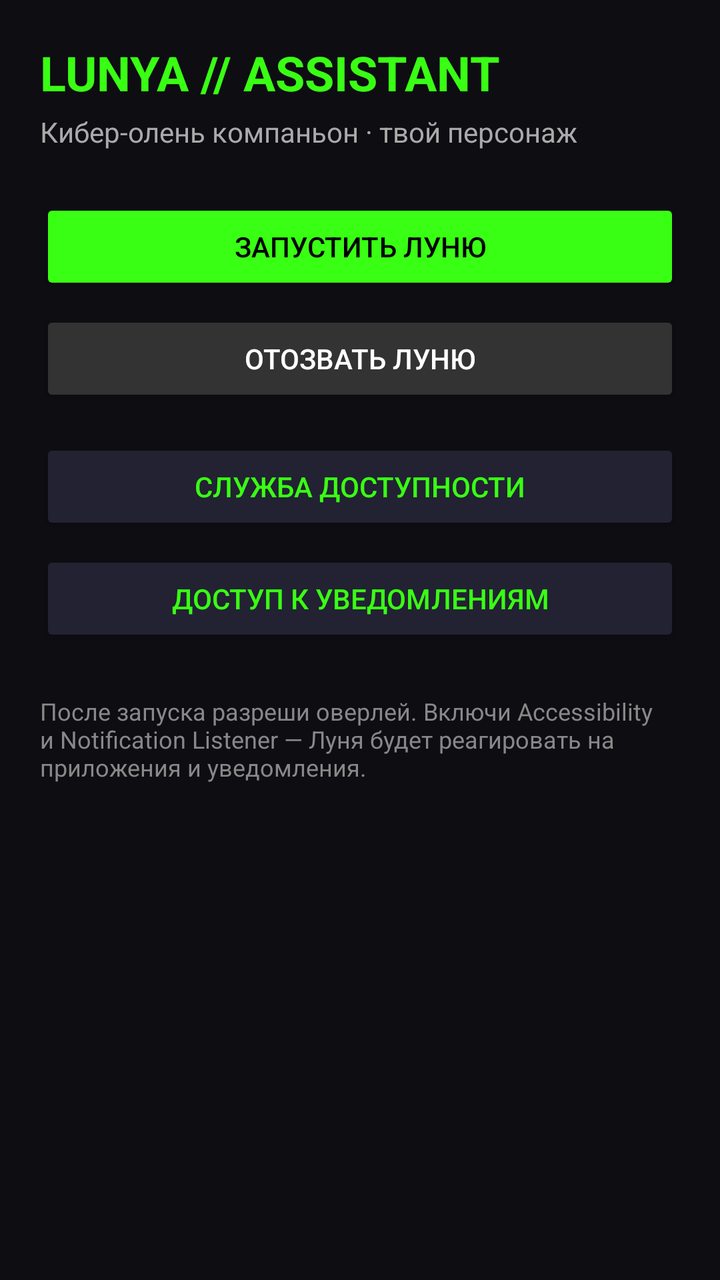
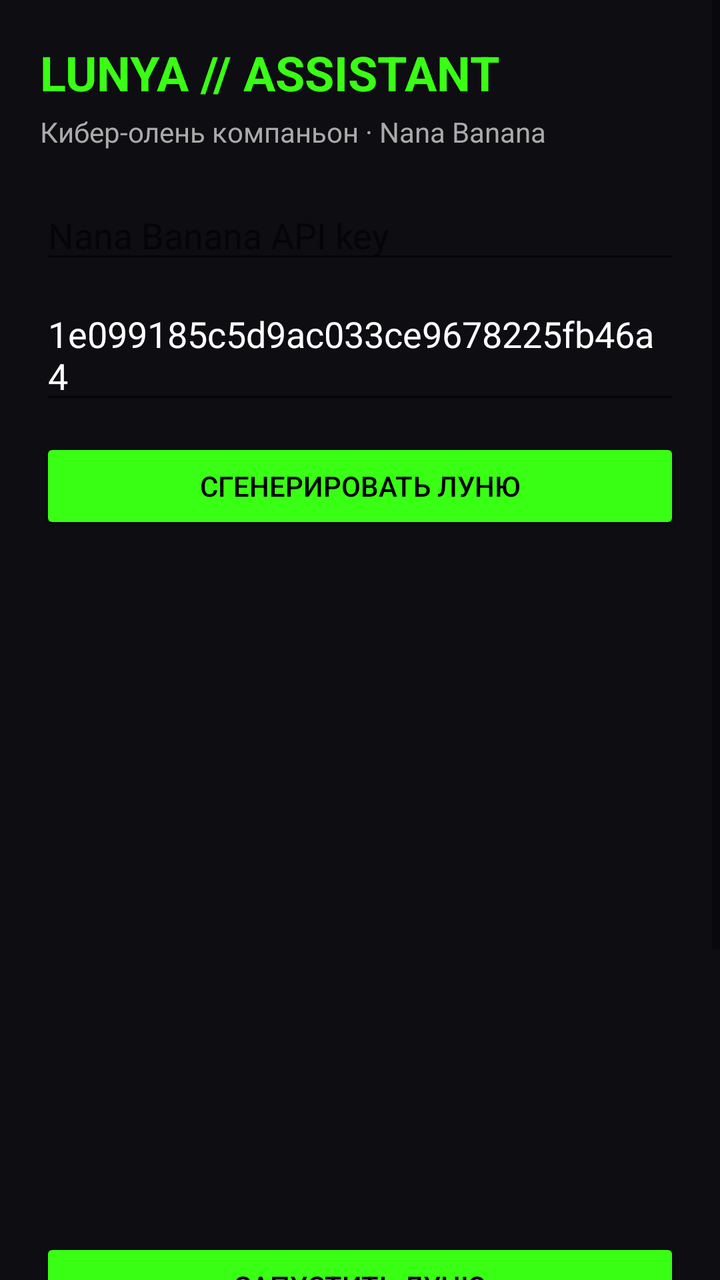

An Android layout rendered at two revisions. The XML below is the earlier revision; the diff shows what the commit changed to produce the second picture.
<!-- AndroidManifest.xml: activity theme Theme.LunyaAssistant -->
<!-- res/layout/activity_main.xml -->
<?xml version="1.0" encoding="utf-8"?>
<ScrollView xmlns:android="http://schemas.android.com/apk/res/android"
    android:layout_width="match_parent"
    android:layout_height="match_parent"
    android:background="#0D0D12"
    android:fillViewport="true">

    <LinearLayout
        android:layout_width="match_parent"
        android:layout_height="wrap_content"
        android:orientation="vertical"
        android:padding="20dp">

        <TextView
            android:layout_width="wrap_content"
            android:layout_height="wrap_content"
            android:text="LUNYA // ASSISTANT"
            android:textColor="#39FF14"
            android:textSize="24sp"
            android:textStyle="bold" />

        <TextView
            android:layout_width="wrap_content"
            android:layout_height="wrap_content"
            android:layout_marginTop="4dp"
            android:text="Кибер-олень компаньон · твой персонаж"
            android:textColor="#AAAAAA"
            android:textSize="14sp" />

        <Button
            android:id="@+id/btnStartLunya"
            android:layout_width="match_parent"
            android:layout_height="wrap_content"
            android:layout_marginTop="24dp"
            android:text="Запустить Луню"
            android:backgroundTint="#39FF14"
            android:textColor="#000000" />

        <Button
            android:id="@+id/btnStopLunya"
            android:layout_width="match_parent"
            android:layout_height="wrap_content"
            android:layout_marginTop="8dp"
            android:text="Отозвать Луню"
            android:backgroundTint="#333333"
            android:textColor="#FFFFFF" />

        <Button
            android:id="@+id/btnAccessibility"
            android:layout_width="match_parent"
            android:layout_height="wrap_content"
            android:layout_marginTop="16dp"
            android:text="Служба доступности"
            android:backgroundTint="#222233"
            android:textColor="#39FF14" />

        <Button
            android:id="@+id/btnNotificationAccess"
            android:layout_width="match_parent"
            android:layout_height="wrap_content"
            android:layout_marginTop="8dp"
            android:text="Доступ к уведомлениям"
            android:backgroundTint="#222233"
            android:textColor="#39FF14" />

        <TextView
            android:layout_width="match_parent"
            android:layout_height="wrap_content"
            android:layout_marginTop="24dp"
            android:text="После запуска разреши оверлей. Включи Accessibility и Notification Listener — Луня будет реагировать на приложения и уведомления."
            android:textColor="#888888"
            android:textSize="12sp" />
    </LinearLayout>
</ScrollView>
<!-- resources referenced by this layout -->
<resources>
  <style name="Theme.LunyaAssistant" parent="Theme.MaterialComponents.DayNight.NoActionBar">
          <item name="colorPrimary">@color/toxic_lime</item>
          <item name="colorPrimaryVariant">@color/toxic_lime_dark</item>
          <item name="colorOnPrimary">@color/matte_black</item>
          <item name="colorSecondary">@color/glitch_red</item>
          <item name="android:windowBackground">@color/matte_black</item>
          <item name="android:statusBarColor">@color/matte_black</item>
          <item name="android:navigationBarColor">@color/matte_black</item>
      </style>
  <color name="toxic_lime">#39FF14</color>
  <color name="toxic_lime_dark">#22AA08</color>
  <color name="matte_black">#0D0D11</color>
  <color name="glitch_red">#FF003F</color>
</resources>

<!-- the commit's change to res/layout/activity_main.xml (unified diff, before → after) -->
@@ -1,74 +1,16 @@
 <?xml version="1.0" encoding="utf-8"?>
-<ScrollView xmlns:android="http://schemas.android.com/apk/res/android"
-    android:layout_width="match_parent"
-    android:layout_height="match_parent"
-    android:background="#0D0D12"
-    android:fillViewport="true">
-
-    <LinearLayout
-        android:layout_width="match_parent"
-        android:layout_height="wrap_content"
-        android:orientation="vertical"
-        android:padding="20dp">
-
-        <TextView
-            android:layout_width="wrap_content"
-            android:layout_height="wrap_content"
-            android:text="LUNYA // ASSISTANT"
-            android:textColor="#39FF14"
-            android:textSize="24sp"
-            android:textStyle="bold" />
-
-        <TextView
-            android:layout_width="wrap_content"
-            android:layout_height="wrap_content"
-            android:layout_marginTop="4dp"
-            android:text="Кибер-олень компаньон · твой персонаж"
-            android:textColor="#AAAAAA"
-            android:textSize="14sp" />
-
-        <Button
-            android:id="@+id/btnStartLunya"
-            android:layout_width="match_parent"
-            android:layout_height="wrap_content"
-            android:layout_marginTop="24dp"
-            android:text="Запустить Луню"
-            android:backgroundTint="#39FF14"
-            android:textColor="#000000" />
-
-        <Button
-            android:id="@+id/btnStopLunya"
-            android:layout_width="match_parent"
-            android:layout_height="wrap_content"
-            android:layout_marginTop="8dp"
-            android:text="Отозвать Луню"
-            android:backgroundTint="#333333"
-            android:textColor="#FFFFFF" />
-
-        <Button
-            android:id="@+id/btnAccessibility"
-            android:layout_width="match_parent"
-            android:layout_height="wrap_content"
-            android:layout_marginTop="16dp"
-            android:text="Служба доступности"
-            android:backgroundTint="#222233"
-            android:textColor="#39FF14" />
-
-        <Button
-            android:id="@+id/btnNotificationAccess"
-            android:layout_width="match_parent"
-            android:layout_height="wrap_content"
-            android:layout_marginTop="8dp"
-            android:text="Доступ к уведомлениям"
-            android:backgroundTint="#222233"
-            android:textColor="#39FF14" />
-
-        <TextView
-            android:layout_width="match_parent"
-            android:layout_height="wrap_content"
-            android:layout_marginTop="24dp"
-            android:text="После запуска разреши оверлей. Включи Accessibility и Notification Listener — Луня будет реагировать на приложения и уведомления."
-            android:textColor="#888888"
-            android:textSize="12sp" />
-    </LinearLayout>
+<ScrollView xmlns:android="http://schemas.android.com/apk/res/android" android:layout_width="match_parent" android:layout_height="match_parent" android:background="#0D0D12">
+<LinearLayout android:layout_width="match_parent" android:layout_height="wrap_content" android:orientation="vertical" android:padding="20dp">
+<TextView android:layout_width="wrap_content" android:layout_height="wrap_content" android:text="LUNYA // ASSISTANT" android:textColor="#39FF14" android:textSize="24sp" android:textStyle="bold"/>
+<TextView android:layout_width="wrap_content" android:layout_height="wrap_content" android:layout_marginTop="4dp" android:text="Кибер-олень компаньон · Nana Banana" android:textColor="#AAAAAA" android:textSize="14sp"/>
+<EditText android:id="@+id/apiKeyInput" android:layout_width="match_parent" android:layout_height="wrap_content" android:layout_marginTop="20dp" android:hint="Nana Banana API key" android:inputType="textPassword" android:textColor="#FFFFFF" android:hintTextColor="#777777"/>
+<EditText android:id="@+id/taskIdInput" android:layout_width="match_parent" android:layout_height="wrap_content" android:layout_marginTop="8dp" android:hint="taskId" android:text="1e099185c5d9ac033ce9678225fb46a4" android:textColor="#FFFFFF" android:hintTextColor="#777777"/>
+<Button android:id="@+id/btnGenerateLunya" android:layout_width="match_parent" android:layout_height="wrap_content" android:layout_marginTop="12dp" android:text="Сгенерировать Луню" android:backgroundTint="#39FF14" android:textColor="#000000"/>
+<ProgressBar android:id="@+id/generationProgress" android:layout_width="wrap_content" android:layout_height="wrap_content" android:layout_gravity="center" android:visibility="gone"/>
+<ImageView android:id="@+id/generatedImage" android:layout_width="match_parent" android:layout_height="320dp" android:layout_marginTop="12dp" android:scaleType="fitCenter" android:contentDescription="Сгенерированная Лунья"/>
+<Button android:id="@+id/btnStartLunya" android:layout_width="match_parent" android:layout_height="wrap_content" android:layout_marginTop="20dp" android:text="Запустить Луню" android:backgroundTint="#39FF14" android:textColor="#000000"/>
+<Button android:id="@+id/btnStopLunya" android:layout_width="match_parent" android:layout_height="wrap_content" android:layout_marginTop="8dp" android:text="Отозвать Луню" android:backgroundTint="#333333" android:textColor="#FFFFFF"/>
+<Button android:id="@+id/btnAccessibility" android:layout_width="match_parent" android:layout_height="wrap_content" android:layout_marginTop="16dp" android:text="Служба доступности" android:backgroundTint="#222233" android:textColor="#39FF14"/>
+<Button android:id="@+id/btnNotificationAccess" android:layout_width="match_parent" android:layout_height="wrap_content" android:layout_marginTop="8dp" android:text="Доступ к уведомлениям" android:backgroundTint="#222233" android:textColor="#39FF14"/>
+</LinearLayout>
 </ScrollView>
